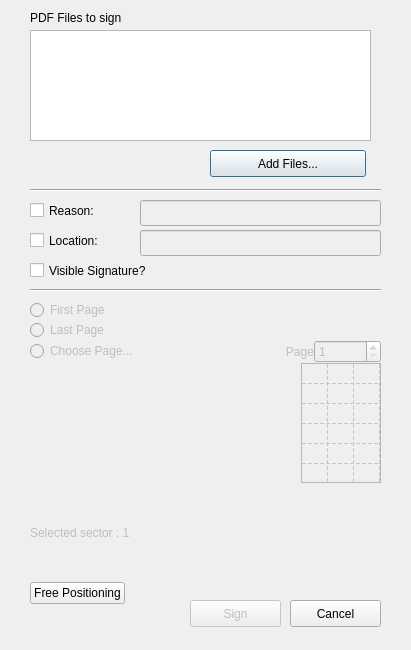
amagovpt/autenticacao.gov, file pteid-mw-pt/_src/eidmw/eidgui/PDFSignWindow.ui: the form before one commit.
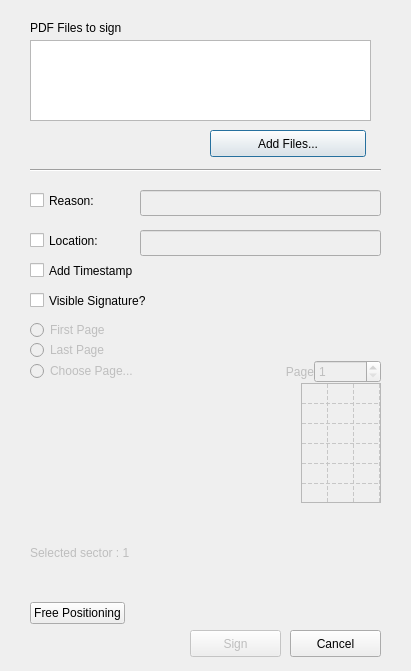
The form after the commit. Custom widgets are drawn as their Qt base class.

Commit message: Add timestamp checkbox to the Dialog

The edit to the form file:
```diff
--- a/pteid-mw-pt/_src/eidmw/eidgui/PDFSignWindow.ui
+++ b/pteid-mw-pt/_src/eidmw/eidgui/PDFSignWindow.ui
@@ -7,7 +7,7 @@
     <x>0</x>
     <y>0</y>
     <width>411</width>
-    <height>650</height>
+    <height>671</height>
    </rect>
   </property>
   <property name="sizePolicy">
@@ -23,9 +23,9 @@
    <property name="geometry">
     <rect>
      <x>0</x>
-     <y>0</y>
+     <y>10</y>
      <width>411</width>
-     <height>630</height>
+     <height>651</height>
     </rect>
    </property>
    <property name="sizePolicy">
@@ -38,7 +38,7 @@
     <property name="geometry">
      <rect>
       <x>30</x>
-      <y>260</y>
+      <y>280</y>
       <width>351</width>
       <height>21</height>
      </rect>
@@ -51,7 +51,7 @@
     <property name="geometry">
      <rect>
       <x>210</x>
-      <y>150</y>
+      <y>120</y>
       <width>156</width>
       <height>27</height>
      </rect>
@@ -72,7 +72,7 @@
       <x>30</x>
       <y>30</y>
       <width>341</width>
-      <height>111</height>
+      <height>81</height>
      </rect>
     </property>
    </widget>
@@ -89,22 +89,6 @@
      <string>PDF Files to sign</string>
     </property>
    </widget>
-   <widget class="QPushButton" name="button_sign">
-    <property name="enabled">
-     <bool>false</bool>
-    </property>
-    <property name="geometry">
-     <rect>
-      <x>190</x>
-      <y>600</y>
-      <width>91</width>
-      <height>27</height>
-     </rect>
-    </property>
-    <property name="text">
-     <string>Sign</string>
-    </property>
-   </widget>
    <widget class="QLineEdit" name="reason_textbox">
     <property name="enabled">
      <bool>false</bool>
@@ -112,7 +96,7 @@
     <property name="geometry">
      <rect>
       <x>140</x>
-      <y>200</y>
+      <y>180</y>
       <width>241</width>
       <height>26</height>
      </rect>
@@ -125,7 +109,7 @@
     <property name="geometry">
      <rect>
       <x>140</x>
-      <y>230</y>
+      <y>220</y>
       <width>241</width>
       <height>26</height>
      </rect>
@@ -135,7 +119,7 @@
     <property name="geometry">
      <rect>
       <x>30</x>
-      <y>300</y>
+      <y>310</y>
       <width>351</width>
       <height>304</height>
      </rect>
@@ -369,7 +353,7 @@
     <property name="geometry">
      <rect>
       <x>290</x>
-      <y>600</y>
+      <y>620</y>
       <width>91</width>
       <height>27</height>
      </rect>
@@ -382,7 +366,7 @@
     <property name="geometry">
      <rect>
       <x>30</x>
-      <y>200</y>
+      <y>180</y>
       <width>111</width>
       <height>21</height>
      </rect>
@@ -395,7 +379,7 @@
     <property name="geometry">
      <rect>
       <x>30</x>
-      <y>230</y>
+      <y>220</y>
       <width>111</width>
       <height>21</height>
      </rect>
@@ -408,7 +392,7 @@
     <property name="geometry">
      <rect>
       <x>30</x>
-      <y>180</y>
+      <y>150</y>
       <width>351</width>
       <height>20</height>
      </rect>
@@ -417,20 +401,36 @@
      <enum>Qt::Horizontal</enum>
     </property>
    </widget>
-   <widget class="Line" name="line_2">
+   <widget class="QCheckBox" name="timestamp_checkBox">
     <property name="geometry">
      <rect>
       <x>30</x>
-      <y>280</y>
+      <y>250</y>
       <width>351</width>
-      <height>20</height>
+      <height>21</height>
      </rect>
     </property>
-    <property name="orientation">
-     <enum>Qt::Horizontal</enum>
+    <property name="text">
+     <string>Add Timestamp</string>
     </property>
    </widget>
   </widget>
+  <widget class="QPushButton" name="button_sign">
+   <property name="enabled">
+    <bool>false</bool>
+   </property>
+   <property name="geometry">
+    <rect>
+     <x>190</x>
+     <y>630</y>
+     <width>91</width>
+     <height>27</height>
+    </rect>
+   </property>
+   <property name="text">
+    <string>Sign</string>
+   </property>
+  </widget>
  </widget>
  <customwidgets>
   <customwidget>
```
The commit also changes 4 other files.
